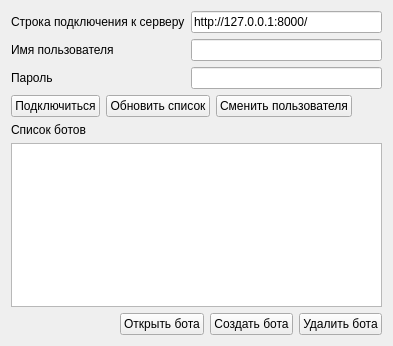
The window that desktop_constructor_app/constructor_app/widgets/login_form.ui (cuttlesystems/simplegram) describes before a commit, drawn with Qt 5.
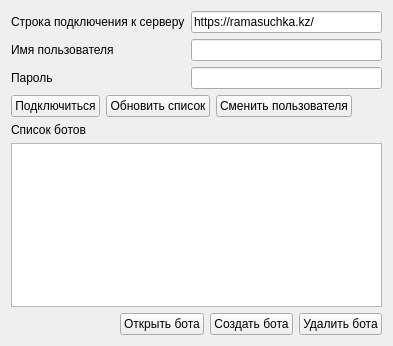
The same window after the commit.

Commit message: Добавили сортировку вариантов. Миграция базы данных. Сменил url по умолчанию.

Patch:
```diff
--- a/desktop_constructor_app/constructor_app/widgets/login_form.ui
+++ b/desktop_constructor_app/constructor_app/widgets/login_form.ui
@@ -26,7 +26,7 @@
      <item row="0" column="1">
       <widget class="QLineEdit" name="server_addr_edit">
        <property name="text">
-        <string>http://127.0.0.1:8000/</string>
+        <string>https://ramasuchka.kz/</string>
        </property>
       </widget>
      </item>
```
The commit also changes 2 other files.
